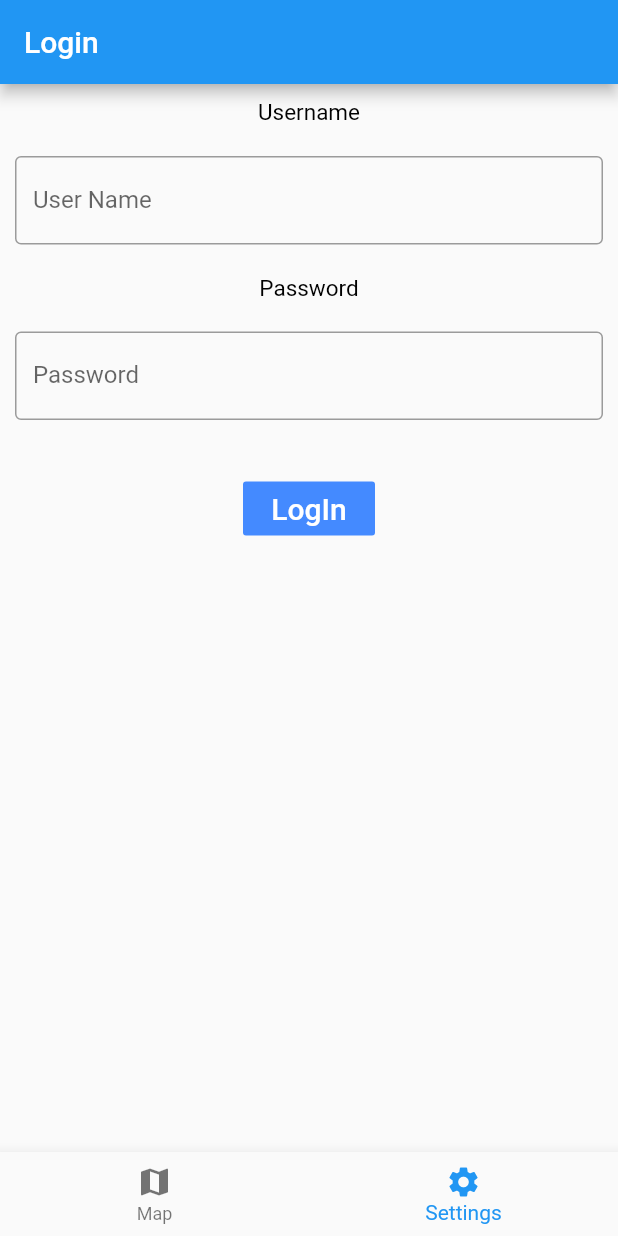
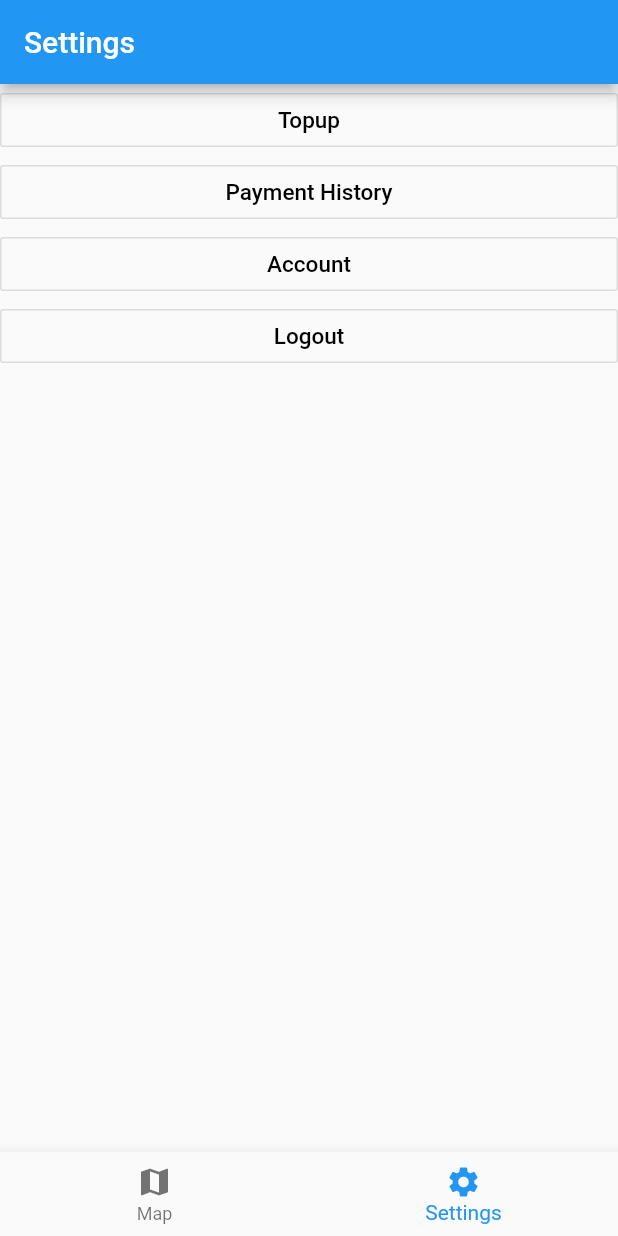
Before and after one commit to Raekweh/FlutterUpSkilling, a Flutter app: the NavigationBar screen opened directly, item 2 of the bottom bar chosen, on a phone screen of 412 x 824 dp. Run offline on Flutter 3.47's test engine with Material 2 defaults, Android fonts, the phone set to English and light mode, and no system bars; our stand-ins replace geolocator, google_maps_flutter.

Commit message:
Combine with navbar

```diff
--- a/lib/NavigationBar/NavBar.dart
+++ b/lib/NavigationBar/NavBar.dart
@@ -2,6 +2,7 @@ import 'package:flutter/cupertino.dart';
 import 'package:flutter/material.dart';
 import 'package:upskillingproject/Screens/LoginMenu.dart';
 import 'package:upskillingproject/Screens/MapMenu.dart';
+import 'package:upskillingproject/Screens/SettingsMenu.dart';
 
 class NavigationBar extends StatefulWidget {
   @override
@@ -13,7 +14,7 @@ class NavigationBarState extends State<NavigationBar> {
 
   final screens = [
     Search(),
-    loginMenu(),
+    Settings(),
   ];
 
   @override
--- a/lib/Screens/SettingsMenu.dart
+++ b/lib/Screens/SettingsMenu.dart
@@ -1,14 +1,14 @@
 import 'package:flutter/cupertino.dart';
 import 'package:flutter/material.dart';
 
-class SettingsMenu extends StatefulWidget {
-  const SettingsMenu({Key? key}) : super(key: key);
+class Settings extends StatefulWidget {
+  const Settings({Key? key}) : super(key: key);
 
   @override
   _SettingsMenuState createState() => _SettingsMenuState();
 }
 
-class _SettingsMenuState extends State<SettingsMenu> {
+class _SettingsMenuState extends State<Settings> {
   @override
   Widget build(BuildContext context) {
     return MaterialApp(
--- a/lib/main.dart
+++ b/lib/main.dart
@@ -3,10 +3,8 @@ import 'package:geolocator/geolocator.dart';
 import 'package:provider/provider.dart';
 import 'package:upskillingproject/Map/services/geolocatorService.dart';
 import 'package:upskillingproject/Map/services/placeservice.dart';
-import 'package:upskillingproject/Screens/MapMenu.dart';
 import 'Map/models/place.dart';
 import 'NavigationBar/NavBar.dart';
-import 'Screens/SettingsMenu.dart';
 
 void main() => runApp(myApp());
 
@@ -33,7 +31,7 @@ class myApp extends StatelessWidget {
         theme: ThemeData(
           primaryColor: Colors.blue,
         ),
-        home: SettingsMenu(),
+        home: NavigationBar(),
       ),
     );
   }
```
